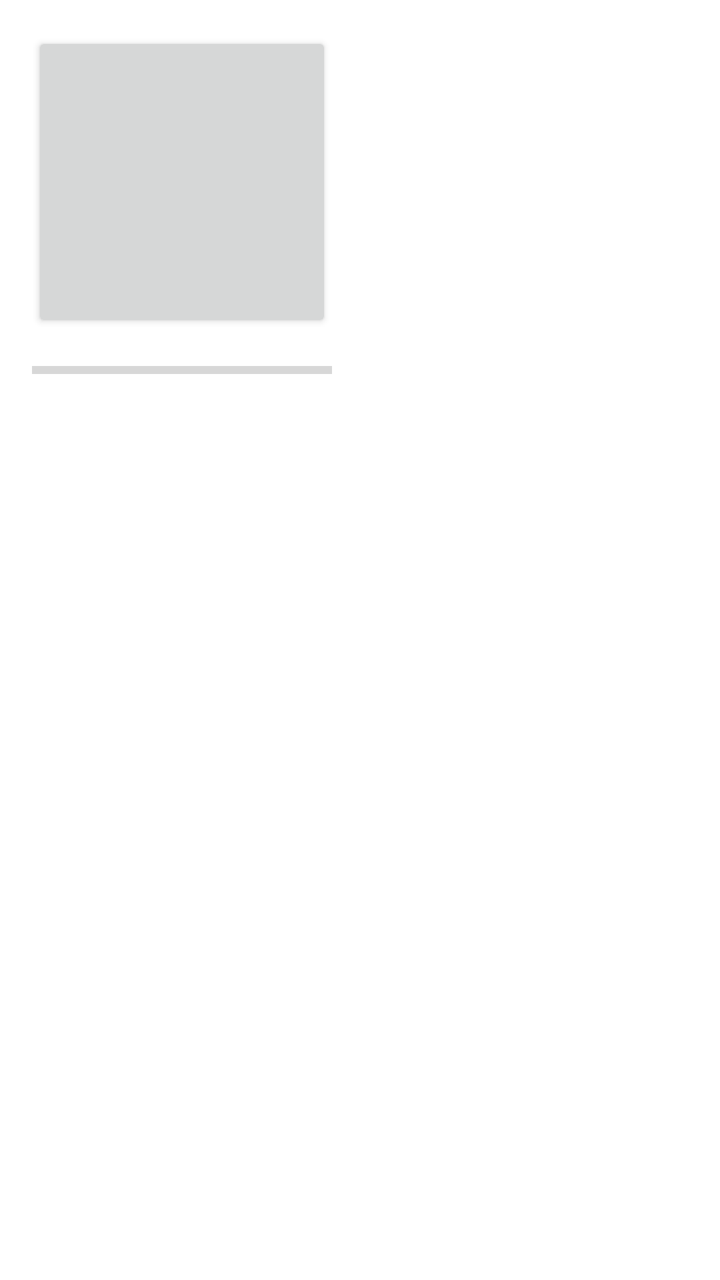
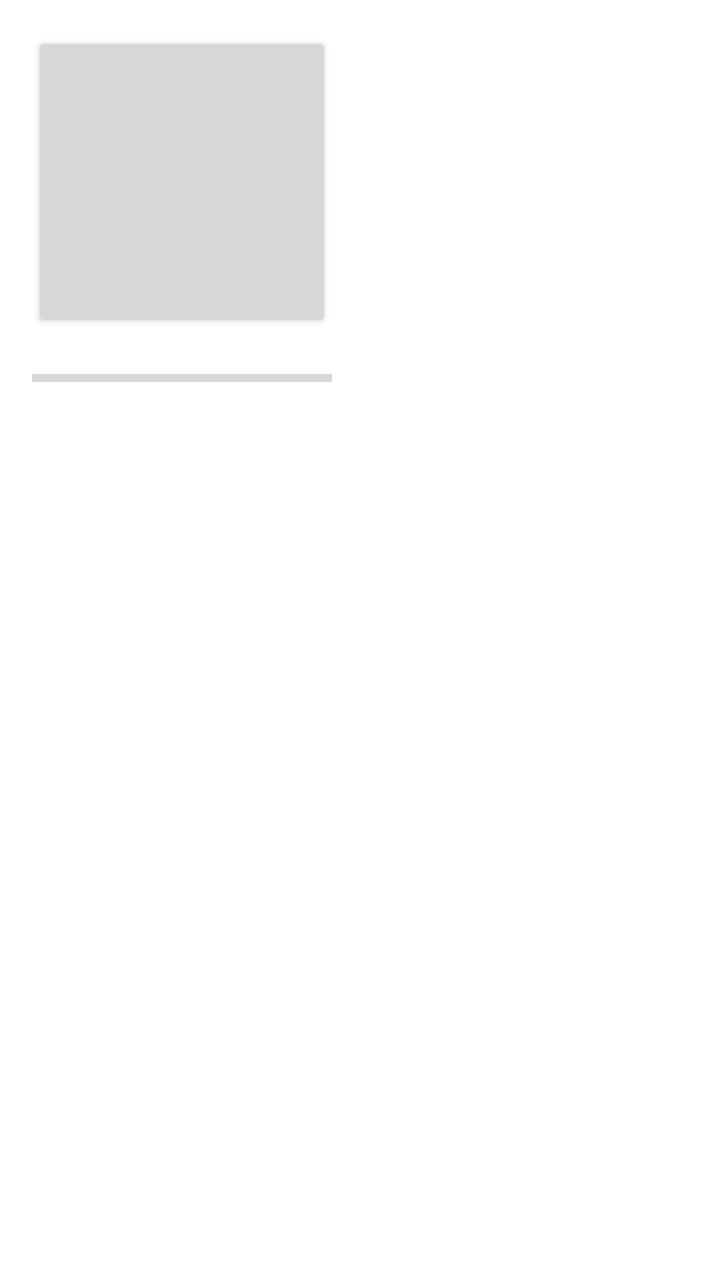

The first picture is an Android layout as it rendered before a commit; the second is the same layout after the commit. The layout source and the unified diff follow.
<!-- AndroidManifest.xml: application theme AppTheme -->
<!-- res/layout/activity_aparato_asignado_medio_list.xml -->
<?xml version="1.0" encoding="utf-8"?>
<android.support.constraint.ConstraintLayout xmlns:app="http://schemas.android.com/apk/res-auto"
    xmlns:tools="http://schemas.android.com/tools"
    android:layout_width="match_parent"
    android:layout_height="match_parent"
    xmlns:android="http://schemas.android.com/apk/res/android"
    android:background="#ffff"
    >

        <Button
            android:id="@+id/servicioAAsignar"
            android:layout_width="150dp"
            android:layout_height="150dp"
            android:layout_marginStart="16dp"
            android:layout_marginTop="16dp"
            app:layout_constraintStart_toStartOf="parent"
            app:layout_constraintTop_toTopOf="parent" />

        <ProgressBar
            android:id="@+id/progressBarServicio"
            style="?android:attr/progressBarStyleHorizontal"
            android:layout_width="150dp"
            android:layout_height="22dp"
            android:layout_marginTop="8dp"
            app:layout_constraintEnd_toEndOf="@+id/servicioAAsignar"
            app:layout_constraintStart_toStartOf="@+id/servicioAAsignar"
            app:layout_constraintTop_toBottomOf="@+id/servicioAAsignar"
            />

</android.support.constraint.ConstraintLayout>
<!-- resources referenced by this layout -->
<resources>
  <style name="AppTheme" parent="Theme.AppCompat.Light.DarkActionBar">
          
          <item name="colorPrimary">@color/colorPrimary</item>
          <item name="colorPrimaryDark">@color/colorPrimaryDark</item>
          <item name="colorAccent">@color/colorAccent</item>
          <item name="android:colorForeground">@android:color/background_dark</item>
      </style>
  <color name="colorPrimary">#0277BD</color>
  <color name="colorPrimaryDark">#004C8C</color>
  <color name="colorAccent">#0000FF</color>
</resources>

<!-- the commit's change to res/layout/activity_aparato_asignado_medio_list.xml (unified diff, before → after) -->
@@ -20,7 +20,7 @@
             android:id="@+id/progressBarServicio"
             style="?android:attr/progressBarStyleHorizontal"
             android:layout_width="150dp"
-            android:layout_height="22dp"
+            android:layout_height="30dp"
             android:layout_marginTop="8dp"
             app:layout_constraintEnd_toEndOf="@+id/servicioAAsignar"
             app:layout_constraintStart_toStartOf="@+id/servicioAAsignar"
